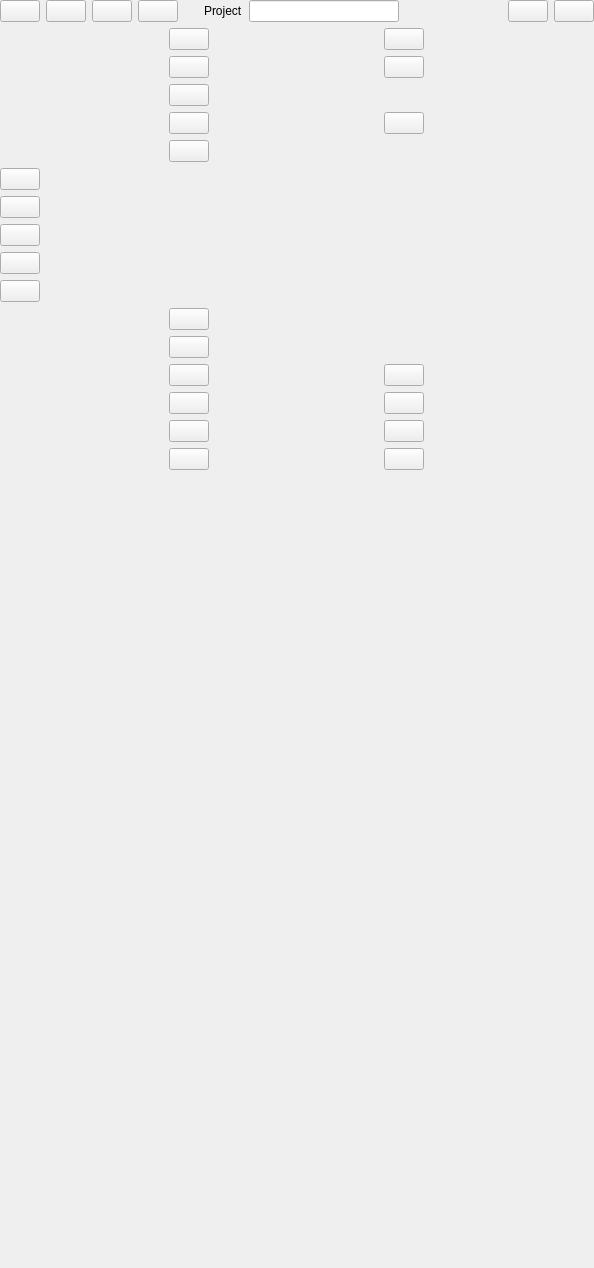
Qt form src/Editor/EditorActionBar.ui (RemotelyChaotic/JOIPEngine) before a commit.
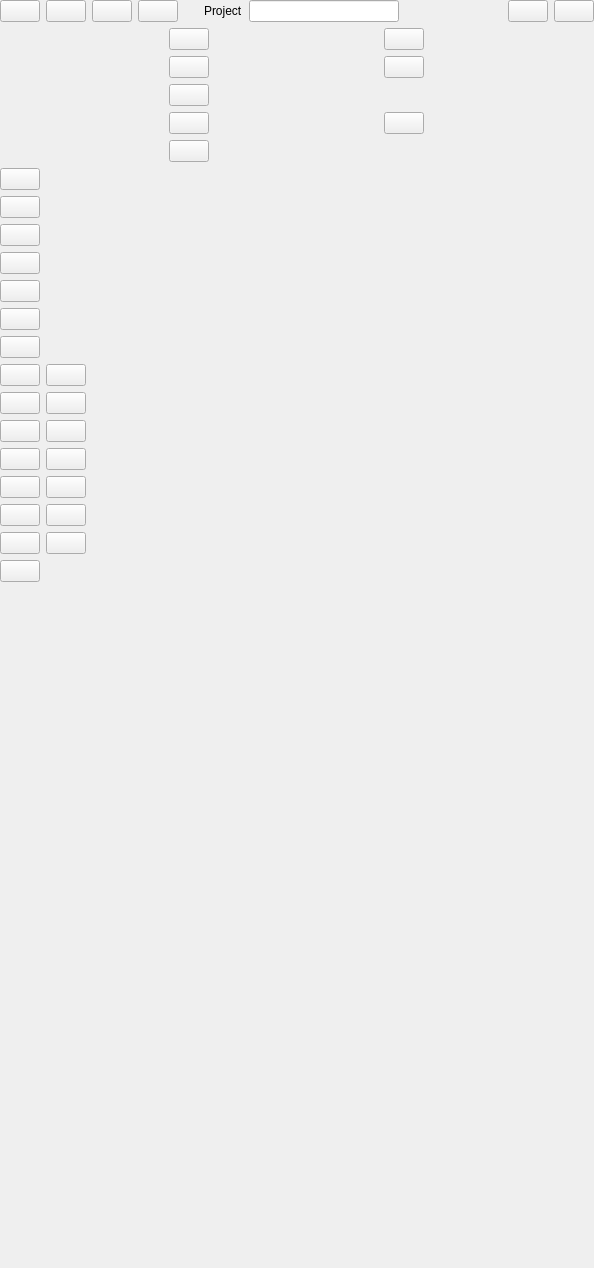
The same form after that commit. The open tabs and pages were chosen to show the change. Custom widgets are drawn as their Qt base class.

Commit message: Reworked EOS editor to be a visual editor in the Style of Milovana

Diff of the .ui file:
```diff
--- a/src/Editor/EditorActionBar.ui
+++ b/src/Editor/EditorActionBar.ui
@@ -486,8 +486,47 @@
     </widget>
    </item>
    <item>
-    <widget class="QWidget" name="pCodeEditorContainer" native="true">
-     <layout class="QGridLayout" name="gridLayout_2">
+    <widget class="QScrollArea" name="pCodeEditorContainer">
+     <property name="sizePolicy">
+      <sizepolicy hsizetype="Minimum" vsizetype="Preferred">
+       <horstretch>0</horstretch>
+       <verstretch>0</verstretch>
+      </sizepolicy>
+     </property>
+     <property name="frameShape">
+      <enum>QFrame::NoFrame</enum>
+     </property>
+     <property name="frameShadow">
+      <enum>QFrame::Plain</enum>
+     </property>
+     <property name="lineWidth">
+      <number>0</number>
+     </property>
+     <property name="verticalScrollBarPolicy">
+      <enum>Qt::ScrollBarAlwaysOff</enum>
+     </property>
+     <property name="horizontalScrollBarPolicy">
+      <enum>Qt::ScrollBarAlwaysOff</enum>
+     </property>
+     <property name="widgetResizable">
+      <bool>true</bool>
+     </property>
+     <widget class="QWidget" name="pCodeEditorContainerWidgetContents">
+      <property name="geometry">
+       <rect>
+        <x>0</x>
+        <y>0</y>
+        <width>70</width>
+        <height>284</height>
+       </rect>
+      </property>
+      <property name="sizePolicy">
+       <sizepolicy hsizetype="Maximum" vsizetype="Fixed">
+        <horstretch>0</horstretch>
+        <verstretch>0</verstretch>
+       </sizepolicy>
+      </property>
+      <layout class="QGridLayout" name="gridLayout_5">
       <property name="leftMargin">
        <number>0</number>
       </property>
@@ -500,8 +539,8 @@
       <property name="bottomMargin">
        <number>0</number>
       </property>
-      <item row="5" column="0">
-       <widget class="CShortcutButton" name="AddTextCode">
+       <item row="0" column="0">
+        <widget class="CShortcutButton" name="DebugButton">
         <property name="sizePolicy">
          <sizepolicy hsizetype="Fixed" vsizetype="Fixed">
           <horstretch>0</horstretch>
@@ -516,35 +555,6 @@
         </property>
        </widget>
       </item>
-      <item row="8" column="0">
-       <widget class="CShortcutButton" name="AddThreadCode">
-        <property name="sizePolicy">
-         <sizepolicy hsizetype="Fixed" vsizetype="Fixed">
-          <horstretch>0</horstretch>
-          <verstretch>0</verstretch>
-         </sizepolicy>
-        </property>
-        <property name="toolTip">
-         <string>Add code to influence thread flow</string>
-        </property>
-        <property name="text">
-         <string/>
-        </property>
-       </widget>
-      </item>
-      <item row="3" column="0">
-       <widget class="CShortcutButton" name="AddShowImageCode">
-        <property name="sizePolicy">
-         <sizepolicy hsizetype="Fixed" vsizetype="Fixed">
-          <horstretch>0</horstretch>
-          <verstretch>0</verstretch>
-         </sizepolicy>
-        </property>
-        <property name="toolTip">
-         <string>Add code to display resource</string>
-        </property>
-       </widget>
-      </item>
       <item row="1" column="0">
        <widget class="CShortcutButton" name="StopDebugButton">
         <property name="sizePolicy">
@@ -567,24 +577,33 @@
         </property>
        </widget>
       </item>
-      <item row="0" column="0">
-       <widget class="CShortcutButton" name="DebugButton">
+       <item row="2" column="0">
+        <widget class="QStackedWidget" name="pCodeEditorContainerStack">
         <property name="sizePolicy">
          <sizepolicy hsizetype="Fixed" vsizetype="Fixed">
           <horstretch>0</horstretch>
           <verstretch>0</verstretch>
          </sizepolicy>
         </property>
-        <property name="toolTip">
-         <string>Debug scene</string>
-        </property>
-        <property name="text">
-         <string/>
-        </property>
-       </widget>
-      </item>
-      <item row="3" column="1">
-       <widget class="CShortcutButton" name="AddShowBackgroundCode">
+         <property name="currentIndex">
+          <number>0</number>
+         </property>
+         <widget class="QWidget" name="pCodeEditorContainerPageDefault">
+          <layout class="QGridLayout" name="gridLayout_2">
+           <property name="leftMargin">
+            <number>0</number>
+           </property>
+           <property name="topMargin">
+            <number>0</number>
+           </property>
+           <property name="rightMargin">
+            <number>0</number>
+           </property>
+           <property name="bottomMargin">
+            <number>0</number>
+           </property>
+           <item row="1" column="0">
+            <widget class="CShortcutButton" name="AddShowImageCode">
         <property name="sizePolicy">
          <sizepolicy hsizetype="Fixed" vsizetype="Fixed">
           <horstretch>0</horstretch>
@@ -600,6 +619,32 @@
        </widget>
       </item>
       <item row="6" column="1">
+            <widget class="CShortcutButton" name="AddNotificationCode">
+             <property name="toolTip">
+              <string>Add code to show notifications</string>
+             </property>
+             <property name="text">
+              <string/>
+             </property>
+            </widget>
+           </item>
+           <item row="3" column="1">
+            <widget class="CShortcutButton" name="AddShowIconCode">
+             <property name="sizePolicy">
+              <sizepolicy hsizetype="Fixed" vsizetype="Fixed">
+               <horstretch>0</horstretch>
+               <verstretch>0</verstretch>
+              </sizepolicy>
+             </property>
+             <property name="toolTip">
+              <string>Add code to display icon</string>
+             </property>
+             <property name="text">
+              <string/>
+             </property>
+            </widget>
+           </item>
+           <item row="4" column="1">
        <widget class="CShortcutButton" name="AddMetronomeCode">
         <property name="sizePolicy">
          <sizepolicy hsizetype="Fixed" vsizetype="Fixed">
@@ -615,7 +660,23 @@
         </property>
        </widget>
       </item>
-      <item row="6" column="0">
+           <item row="1" column="1">
+            <widget class="CShortcutButton" name="AddShowBackgroundCode">
+             <property name="sizePolicy">
+              <sizepolicy hsizetype="Fixed" vsizetype="Fixed">
+               <horstretch>0</horstretch>
+               <verstretch>0</verstretch>
+              </sizepolicy>
+             </property>
+             <property name="toolTip">
+              <string>Add code to change background</string>
+             </property>
+             <property name="text">
+              <string/>
+             </property>
+            </widget>
+           </item>
+           <item row="4" column="0">
        <widget class="CShortcutButton" name="AddTimerCode">
         <property name="sizePolicy">
          <sizepolicy hsizetype="Fixed" vsizetype="Fixed">
@@ -631,8 +692,8 @@
         </property>
        </widget>
       </item>
-      <item row="5" column="1">
-       <widget class="CShortcutButton" name="AddShowIconCode">
+           <item row="3" column="0">
+            <widget class="CShortcutButton" name="AddTextCode">
         <property name="sizePolicy">
          <sizepolicy hsizetype="Fixed" vsizetype="Fixed">
           <horstretch>0</horstretch>
@@ -640,7 +701,123 @@
          </sizepolicy>
         </property>
         <property name="toolTip">
-         <string>Add code to display icon</string>
+              <string>Add code to show text or input</string>
+             </property>
+             <property name="text">
+              <string/>
+             </property>
+            </widget>
+           </item>
+           <item row="6" column="0">
+            <widget class="CShortcutButton" name="AddThreadCode">
+             <property name="sizePolicy">
+              <sizepolicy hsizetype="Fixed" vsizetype="Fixed">
+               <horstretch>0</horstretch>
+               <verstretch>0</verstretch>
+              </sizepolicy>
+             </property>
+             <property name="toolTip">
+              <string>Add code to influence thread flow</string>
+             </property>
+             <property name="text">
+              <string/>
+             </property>
+            </widget>
+           </item>
+           <item row="7" column="0">
+            <spacer name="verticalSpacer_2">
+             <property name="orientation">
+              <enum>Qt::Vertical</enum>
+             </property>
+             <property name="sizeHint" stdset="0">
+              <size>
+               <width>20</width>
+               <height>40</height>
+              </size>
+             </property>
+            </spacer>
+           </item>
+          </layout>
+         </widget>
+         <widget class="QWidget" name="pCodeEditorContainerPageEos">
+          <layout class="QGridLayout" name="gridLayout_4">
+           <property name="leftMargin">
+            <number>0</number>
+           </property>
+           <property name="topMargin">
+            <number>0</number>
+           </property>
+           <property name="rightMargin">
+            <number>0</number>
+           </property>
+           <property name="bottomMargin">
+            <number>0</number>
+           </property>
+           <item row="0" column="0">
+            <widget class="CShortcutButton" name="AddImageCode">
+             <property name="sizePolicy">
+              <sizepolicy hsizetype="Fixed" vsizetype="Fixed">
+               <horstretch>0</horstretch>
+               <verstretch>0</verstretch>
+              </sizepolicy>
+             </property>
+             <property name="toolTip">
+              <string>Add an image instruction</string>
+             </property>
+            </widget>
+           </item>
+           <item row="3" column="0">
+            <widget class="CShortcutButton" name="AddIfCode">
+             <property name="sizePolicy">
+              <sizepolicy hsizetype="Fixed" vsizetype="Fixed">
+               <horstretch>0</horstretch>
+               <verstretch>0</verstretch>
+              </sizepolicy>
+             </property>
+             <property name="toolTip">
+              <string>Add an if instruction</string>
+             </property>
+             <property name="text">
+              <string/>
+             </property>
+            </widget>
+           </item>
+           <item row="0" column="1">
+            <widget class="CShortcutButton" name="AddAutioCode">
+             <property name="sizePolicy">
+              <sizepolicy hsizetype="Fixed" vsizetype="Fixed">
+               <horstretch>0</horstretch>
+               <verstretch>0</verstretch>
+              </sizepolicy>
+             </property>
+             <property name="toolTip">
+              <string>Add an audio instruction</string>
+             </property>
+             <property name="text">
+              <string/>
+             </property>
+            </widget>
+           </item>
+           <item row="1" column="0">
+            <widget class="CShortcutButton" name="AddSayCode">
+             <property name="sizePolicy">
+              <sizepolicy hsizetype="Fixed" vsizetype="Fixed">
+               <horstretch>0</horstretch>
+               <verstretch>0</verstretch>
+              </sizepolicy>
+             </property>
+             <property name="toolTip">
+              <string>Add a text display instruction</string>
+             </property>
+             <property name="text">
+              <string/>
+             </property>
+            </widget>
+           </item>
+           <item row="8" column="0">
+            <widget class="CShortcutButton" name="AddEnableCode">
+             <property name="toolTip">
+              <string>Add a scene instruction</string>
         </property>
         <property name="text">
          <string/>
@@ -648,7 +825,7 @@
        </widget>
       </item>
       <item row="8" column="1">
-       <widget class="CShortcutButton" name="AddNotificationCode">
+            <widget class="CShortcutButton" name="AddDisableCode">
         <property name="toolTip">
          <string>Add code to show notifications</string>
         </property>
@@ -657,7 +834,126 @@
         </property>
        </widget>
       </item>
-     </layout>
+           <item row="3" column="1">
+            <widget class="CShortcutButton" name="AddNotificationCreateCode">
+             <property name="toolTip">
+              <string>Add an notification instruction</string>
+             </property>
+             <property name="text">
+              <string/>
+             </property>
+            </widget>
+           </item>
+           <item row="5" column="1">
+            <widget class="CShortcutButton" name="AddEndCode">
+             <property name="toolTip">
+              <string>Add an end instruction</string>
+             </property>
+             <property name="text">
+              <string/>
+             </property>
+            </widget>
+           </item>
+           <item row="4" column="1">
+            <widget class="CShortcutButton" name="AddNotificationCloseCode">
+             <property name="toolTip">
+              <string>Add an notification instruction</string>
+             </property>
+             <property name="text">
+              <string/>
+             </property>
+            </widget>
+           </item>
+           <item row="4" column="0">
+            <widget class="CShortcutButton" name="AddEvalCode">
+             <property name="toolTip">
+              <string>Add an eval instruction</string>
+             </property>
+             <property name="text">
+              <string/>
+             </property>
+            </widget>
+           </item>
+           <item row="1" column="1">
+            <widget class="CShortcutButton" name="AddPromptCode">
+             <property name="sizePolicy">
+              <sizepolicy hsizetype="Fixed" vsizetype="Fixed">
+               <horstretch>0</horstretch>
+               <verstretch>0</verstretch>
+              </sizepolicy>
+             </property>
+             <property name="toolTip">
+              <string>Add a prompt instruction</string>
+             </property>
+             <property name="text">
+              <string/>
+             </property>
+            </widget>
+           </item>
+           <item row="2" column="0">
+            <widget class="CShortcutButton" name="AddTimerCode2">
+             <property name="sizePolicy">
+              <sizepolicy hsizetype="Fixed" vsizetype="Fixed">
+               <horstretch>0</horstretch>
+               <verstretch>0</verstretch>
+              </sizepolicy>
+             </property>
+             <property name="toolTip">
+              <string>Add an timer instruction</string>
+             </property>
+             <property name="text">
+              <string/>
+             </property>
+            </widget>
+           </item>
+           <item row="5" column="0">
+            <widget class="CShortcutButton" name="AddGotoCode">
+             <property name="toolTip">
+              <string>Add a goto instruction</string>
+             </property>
+             <property name="text">
+              <string/>
+             </property>
+            </widget>
+           </item>
+           <item row="2" column="1">
+            <widget class="CShortcutButton" name="AddChoiceCode">
+             <property name="sizePolicy">
+              <sizepolicy hsizetype="Fixed" vsizetype="Fixed">
+               <horstretch>0</horstretch>
+               <verstretch>0</verstretch>
+              </sizepolicy>
+             </property>
+             <property name="toolTip">
+              <string>Add a choice instruction</string>
+             </property>
+             <property name="text">
+              <string/>
+             </property>
+            </widget>
+           </item>
+           <item row="9" column="0">
+            <widget class="CShortcutButton" name="RemoveCode">
+             <property name="sizePolicy">
+              <sizepolicy hsizetype="Fixed" vsizetype="Fixed">
+               <horstretch>0</horstretch>
+               <verstretch>0</verstretch>
+              </sizepolicy>
+             </property>
+             <property name="toolTip">
+              <string>Remove the selected instruction</string>
+             </property>
+             <property name="text">
+              <string/>
+             </property>
+            </widget>
+           </item>
+          </layout>
+         </widget>
+        </widget>
+       </item>
+      </layout>
+     </widget>
     </widget>
    </item>
    <item>
```
Left out of the diff: 9 changed lines with no effect on the pictures. Lines whose indentation alone changed are shown as unchanged. The commit also changes 96 other files.
